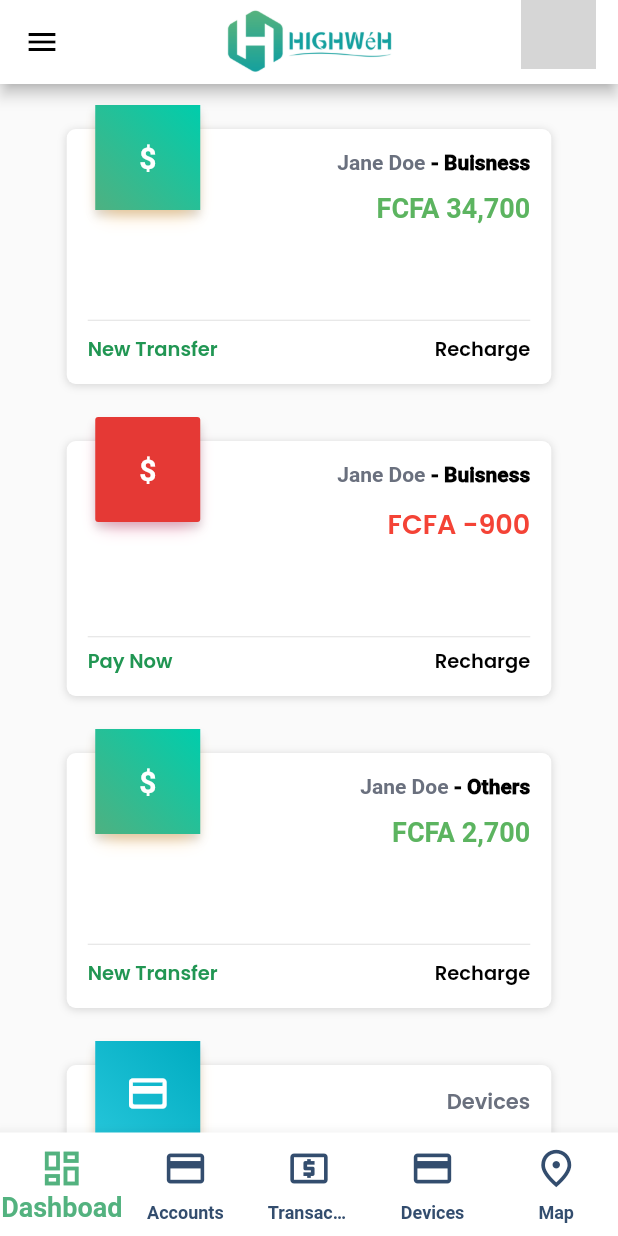
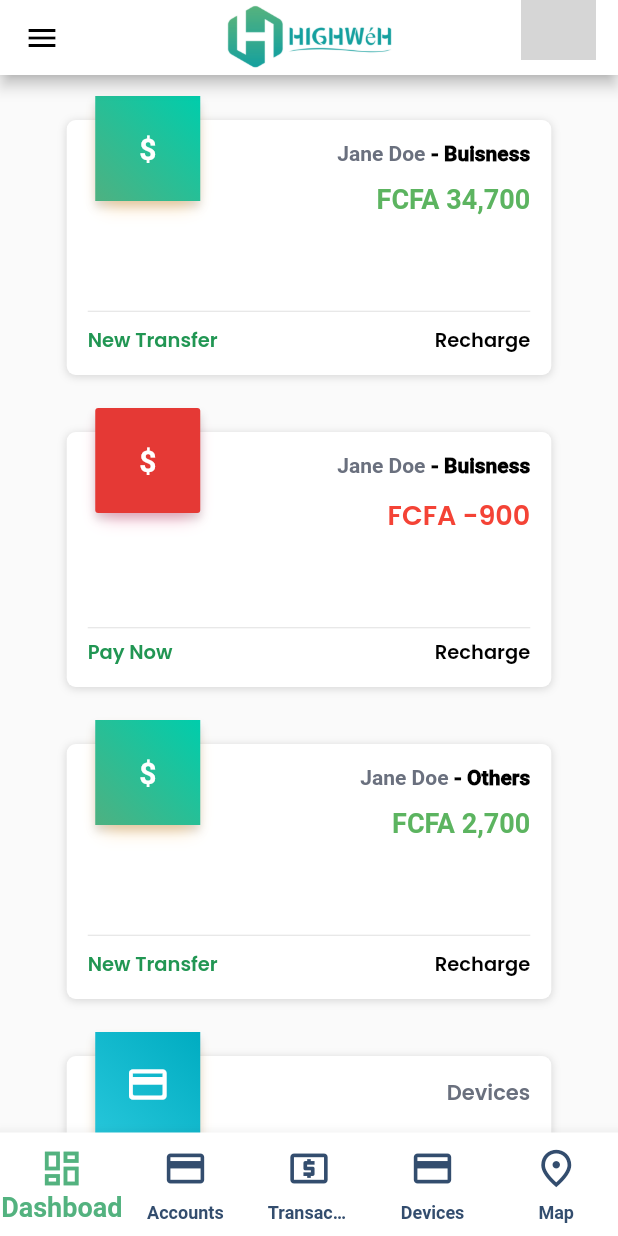
Before and after one commit to silvereds/highway, a Flutter app: the DashBoard screen opened directly, on a phone screen of 412 x 824 dp. Run offline on Flutter 3.47's test engine with Material 2 defaults, Android fonts, the phone set to English and light mode, and no system bars; our stand-ins replace device_preview, form_field_validator, intl_phone_number_input, pie_chart, pin_code_fields, sqflite; accounts and stored records are empty; network calls fail; grey boxes are pictures that could not be loaded.

Commit message:
initial commit

```diff
--- a/lib/Transactions_views/dashboard.dart
+++ b/lib/Transactions_views/dashboard.dart
@@ -7,6 +7,7 @@ import 'package:mobile/Login_views/under_construction.dart';
 import 'package:mobile/Profile_screens/user_profile.dart';
 import 'package:mobile/shared/navDrawer.dart';
 import 'package:mobile/shared/bottomNavigationBar.dart';
+import 'package:mobile/shared/appBar.dart';
 
 class DashBoard extends StatefulWidget {
   @override
@@ -29,42 +30,7 @@ class _DashBoardState extends State<DashBoard> {
   Widget build(BuildContext context) {
     return Scaffold(
       drawer: NavDrawer(),
-      appBar: AppBar(
-        iconTheme: IconThemeData(
-          color: Colors.black,
-        ),
-        backgroundColor: Colors.white,
-        title: Image.asset(
-          'assets/images/HIGHWEH_HORIZONTAL.png',
-          fit: BoxFit.contain,
-          height: 45,
-        ),
-        centerTitle: true,
-        actions: [
-          Container(
-            margin: EdgeInsets.fromLTRB(0, 0, 15, 10),
-            child: GestureDetector(
-              onTap: () {
-                Navigator.push(
-                  context,
-                  MaterialPageRoute(builder: (context) => UserProfile()),
-                );
-              },
-              child: CircleAvatar(
-                radius: 25,
-                child: Container(
-                    decoration: BoxDecoration(
-                  shape: BoxShape.circle,
-                  image: DecorationImage(
-                    fit: BoxFit.fill,
-                    image: NetworkImage("https://i.imgur.com/BoN9kdC.png"),
-                  ),
-                )),
-              ),
-            ),
-          )
-        ],
-      ),
+      appBar: AppBarView(),
       bottomNavigationBar: BottomNavigationBarView(),
       body: Center(
         child: Container(
@@ -83,7 +49,6 @@ class _DashBoardState extends State<DashBoard> {
                     clipBehavior: Clip.none,
                     children: [
                       Container(
-
                         width: 323,
                         decoration: BoxDecoration(
                           color: Colors.white,
@@ -143,7 +108,7 @@ class _DashBoardState extends State<DashBoard> {
                                     },
                                     child: Text(
                                       'New Transfer',
-                                      style:  TextStyle(
+                                      style: TextStyle(
                                         color: Color(
                                           0xff219653,
                                         ),
@@ -157,7 +122,7 @@ class _DashBoardState extends State<DashBoard> {
                                     onTap: () {
                                       print('Recharge');
                                     },
-                                    child:  Text(
+                                    child: Text(
                                       "Recharge",
                                       style: TextStyle(
                                         color: Colors.black,
@@ -169,13 +134,9 @@ class _DashBoardState extends State<DashBoard> {
                                   ),
                                 ],
                               ),
-
                             ],
-
                           ),
-
                         ),
-
                       ),
                       Positioned(
                         top: -20,
@@ -482,7 +443,7 @@ class _DashBoardState extends State<DashBoard> {
                                     },
                                     child: Text(
                                       'New Transfer',
-                                      style:  TextStyle(
+                                      style: TextStyle(
                                         color: Color(
                                           0xff219653,
                                         ),
@@ -496,7 +457,7 @@ class _DashBoardState extends State<DashBoard> {
                                     onTap: () {
                                       print('Recharge');
                                     },
-                                    child:  Text(
+                                    child: Text(
                                       "Recharge",
                                       style: TextStyle(
                                         color: Colors.black,
@@ -619,7 +580,8 @@ class _DashBoardState extends State<DashBoard> {
                                 ),
                               ),
                               SizedBox(height: 12),
-                              Text('4',
+                              Text(
+                                '4',
                                 style: TextStyle(
                                   color: Color(
                                     0xff1abed2,
@@ -627,7 +589,8 @@ class _DashBoardState extends State<DashBoard> {
                                   fontSize: 13,
                                   fontWeight: FontWeight.w400,
                                   fontFamily: "Poppins",
-                  ), ),
+                                ),
+                              ),
                               SizedBox(
                                 height: 60,
                               ),
@@ -638,7 +601,9 @@ class _DashBoardState extends State<DashBoard> {
                                     MainAxisAlignment.spaceBetween,
                                 children: [
                                   GestureDetector(
-          onTap: (){print("View More");},
+                                    onTap: () {
+                                      print("View More");
+                                    },
                                     child: Text(
                                       "View More",
                                       style: TextStyle(
@@ -648,9 +613,9 @@ class _DashBoardState extends State<DashBoard> {
                                         fontSize: 13,
                                         fontWeight: FontWeight.w400,
                                         fontFamily: "Poppins",
-                    ),                          ),
+                                      ),
+                                    ),
                                   )
-
                                 ],
                               )
                             ],
@@ -717,41 +682,8 @@ class _DashBoardState extends State<DashBoard> {
                     ],
                   ),
                 ),
-
-
-
-
-
-
-
-
-
-
-
-
-
-
-
-
-
-
-
-
-
-
-
-
-
-
-
-
-
-
-
-
                 Container(
                   decoration: BoxDecoration(
-
                     color: Colors.white,
                     boxShadow: [
                       BoxShadow(
@@ -780,7 +712,6 @@ class _DashBoardState extends State<DashBoard> {
                                   fontSize: 18,
                                   fontWeight: FontWeight.w700,
                                   fontFamily: "Poppins",
-
                                 ),
                                 textAlign: TextAlign.end,
                               ),
@@ -877,7 +808,6 @@ class _DashBoardState extends State<DashBoard> {
                             child: Center(
                               child: Icon(
                                 Icons.dashboard_outlined,
-
                                 size: 30,
                                 color: Color(0xFFFFFFFF),
                               ),
@@ -937,7 +867,8 @@ class _DashBoardState extends State<DashBoard> {
                                         color: Color(0xFF2ED47A),
                                         fontSize: 14,
                                         fontWeight: FontWeight.w400,
-    fontFamily: "Poppins",))
+                                        fontFamily: "Poppins",
+                                      ))
                                 ],
                               )
                             ],
@@ -994,7 +925,8 @@ class _DashBoardState extends State<DashBoard> {
                                         color: Color(0xFFF7685B),
                                         fontSize: 14,
                                         fontWeight: FontWeight.w400,
-    fontFamily: "Poppins",))
+                                        fontFamily: "Poppins",
+                                      ))
                                 ],
                               )
                             ],
@@ -1012,9 +944,7 @@ class _DashBoardState extends State<DashBoard> {
                     clipBehavior: Clip.none,
                     children: [
                       Container(
-
                         decoration: BoxDecoration(
-
                           color: Colors.white,
                           boxShadow: [
                             BoxShadow(
@@ -1037,11 +967,12 @@ class _DashBoardState extends State<DashBoard> {
                                     text: TextSpan(children: <TextSpan>[
                                   TextSpan(
                                     text: '% Transactions / Accounts :',
-
                                     style: TextStyle(
-                                        color: Color(0xFF192A3E), fontSize: 18, fontWeight: FontWeight.w400,
-    fontFamily: "Poppins",),
-
+                                      color: Color(0xFF192A3E),
+                                      fontSize: 18,
+                                      fontWeight: FontWeight.w400,
+                                      fontFamily: "Poppins",
+                                    ),
                                   ),
                                 ])),
                                 SizedBox(
@@ -1049,7 +980,8 @@ class _DashBoardState extends State<DashBoard> {
                                 ),
                                 PieChart(
                                   dataMap: dataMap,
-                                  animationDuration: Duration(milliseconds: 800),
+                                  animationDuration:
+                                      Duration(milliseconds: 800),
                                   chartType: ChartType.ring,
                                   centerText: _showCenterText ? "60 %" : null,
                                   // chartRadius: 200,
@@ -1068,7 +1000,8 @@ class _DashBoardState extends State<DashBoard> {
                                   chartValuesOptions: ChartValuesOptions(
                                       showChartValues: false,
                                       chartValueStyle: TextStyle(
-                                          fontSize: 56, color: Color(0xFF2ED47A)),
+                                          fontSize: 56,
+                                          color: Color(0xFF2ED47A)),
                                       showChartValueBackground:
                                           _showChartValueBackground),
                                 ),
@@ -1081,7 +1014,6 @@ class _DashBoardState extends State<DashBoard> {
                                       fontSize: 12,
                                     ),
                                     textAlign: TextAlign.left),
-
                                 Row(
                                   children: [
 //                                       Container(
@@ -1096,8 +1028,8 @@ class _DashBoardState extends State<DashBoard> {
 //     shape: BoxShape.circle,
 //   ),
 // ),
-
-                                    ],)
+                                  ],
+                                )
                               ],
                             ),
                           ),
@@ -1153,14 +1085,14 @@ class _DashBoardState extends State<DashBoard> {
                             child: Center(
                               child: Icon(
                                 Icons.pie_chart,
-
                                 size: 18,
                                 color: Color(0xFFFFFFFF),
                               ),
                             ),
                           ),
                         ),
-                        )  ],
+                      )
+                    ],
                   ),
                 ),
               ],
--- /dev/null
+++ b/lib/shared/appBar.dart
@@ -0,0 +1,51 @@
+import 'package:flutter/material.dart';
+import 'package:mobile/Profile_screens/user_profile.dart';
+
+
+class AppBarView extends StatelessWidget implements PreferredSizeWidget {
+  @override
+  Size get preferredSize => const Size.fromHeight(50);
+
+  @override
+  Widget build(BuildContext context) {
+    return AppBar(
+
+        iconTheme: IconThemeData(
+          color: Colors.black,
+        ),
+        backgroundColor: Colors.white,
+        title: Image.asset(
+          'assets/images/HIGHWEH_HORIZONTAL.png',
+          fit: BoxFit.contain,
+          height: 45,
+        ),
+        centerTitle: true,
+        actions: [
+          Container(
+            margin: EdgeInsets.fromLTRB(0, 0, 15, 10),
+            child: GestureDetector(
+              onTap: () {
+                Navigator.push(
+                  context,
+                  MaterialPageRoute(builder: (context) => UserProfile()),
+                );
+              },
+              child: CircleAvatar(
+                radius: 25,
+                child: Container(
+                    decoration: BoxDecoration(
+                  shape: BoxShape.circle,
+                  image: DecorationImage(
+                    fit: BoxFit.fill,
+                    image: NetworkImage("https://i.imgur.com/BoN9kdC.png"),
+                  ),
+                )),
+              ),
+            ),
+          )
+        ],
+      );
+
+
+  }
+}
```
Also changed, not shown: lib/Accounts/All_accouts/all_accoutsView.dart (+2 -28 lines), lib/Transactions_views/All_Transactions/transactions.dart (added, +21 -0 lines), lib/shared/bottomNavigationBar.dart (+32 -3 lines). Lines whose indentation alone changed are shown as unchanged.
